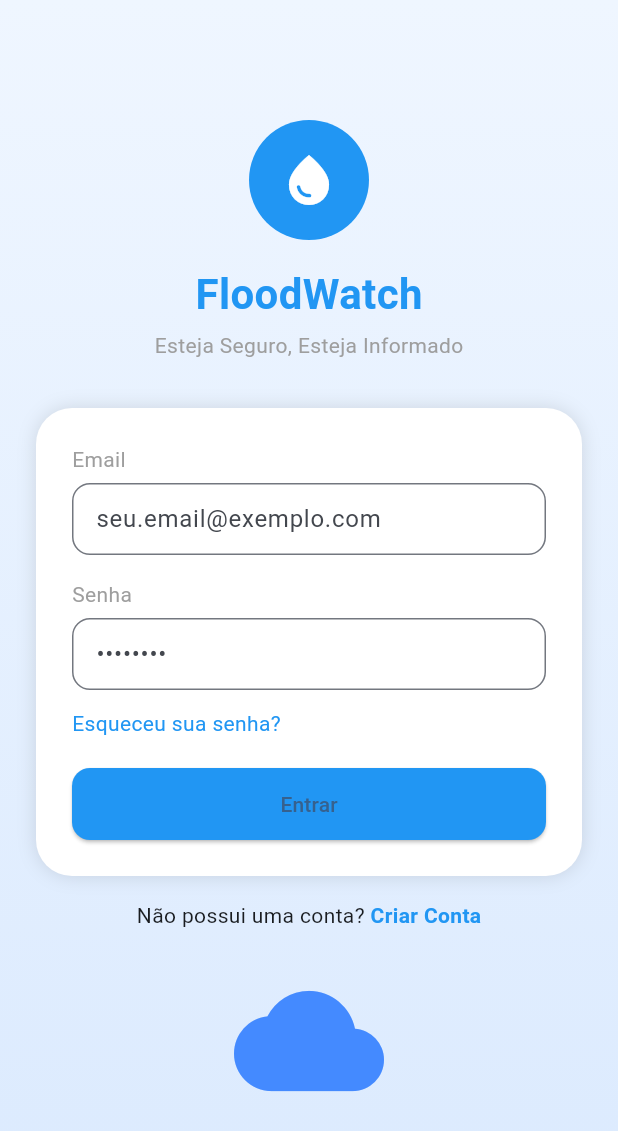
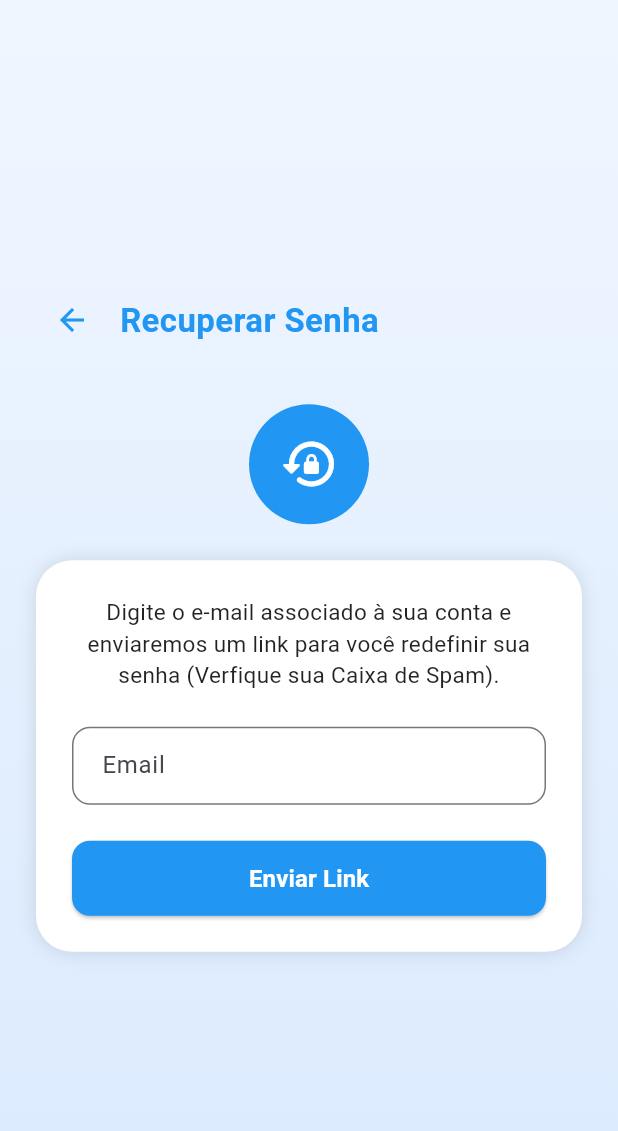
Before and after one commit to davicassol/pds-flutter, a Flutter app: the screen it shows after launch, after a tap on "Esqueceu sua senha?", on a phone screen of 412 x 824 dp. Shown: the top 1131 px of the screen. Run offline on Flutter 3.47's test engine with Material 3 defaults, Android fonts, the phone set to English and light mode, and no system bars; our stand-ins replace cloud_firestore, firebase_auth, firebase_core, firebase_storage, fl_chart, flutter_dotenv and 5 more; missing offline and left inert: flutter_polyline_points; accounts and stored records are empty.

Commit message:
adicionado recuperação de senha

```diff
--- /dev/null
+++ b/lib/features/auth/screens/forgot_password_screen.dart
@@ -0,0 +1,181 @@
+import 'package:flutter/material.dart';
+import '../services/auth_service.dart';
+
+class ForgotPasswordScreen extends StatefulWidget {
+  const ForgotPasswordScreen({super.key});
+
+  @override
+  State<ForgotPasswordScreen> createState() => _ForgotPasswordScreenState();
+}
+
+class _ForgotPasswordScreenState extends State<ForgotPasswordScreen> {
+  final emailController = TextEditingController();
+  bool isLoading = false;
+
+  void handleResetPassword() async {
+    if (emailController.text.isEmpty) {
+      ScaffoldMessenger.of(context).showSnackBar(
+        const SnackBar(content: Text("Por favor, digite seu e-mail.")),
+      );
+      return;
+    }
+
+    setState(() {
+      isLoading = true;
+    });
+
+    String? erro = await AuthService().resetPassword(
+      email: emailController.text.trim(),
+    );
+
+    if (!mounted) return;
+    setState(() {
+      isLoading = false;
+    });
+
+    if (erro == null) {
+      ScaffoldMessenger.of(context).showSnackBar(
+        const SnackBar(
+          content: Text("Link de recuperação enviado! Verifique sua caixa de entrada."),
+          backgroundColor: Colors.green,
+          duration: Duration(seconds: 5),
+        ),
+      );
+      Navigator.pop(context); //volta para a tela de login
+    } else {
+      ScaffoldMessenger.of(context).showSnackBar(
+        SnackBar(
+          content: Text(erro),
+          backgroundColor: Colors.red,
+        ),
+      );
+    }
+  }
+
+  @override
+  Widget build(BuildContext context) {
+    return Scaffold(
+      body: Container(
+        width: double.infinity,
+        height: double.infinity,
+        decoration: const BoxDecoration(
+          gradient: LinearGradient(
+            colors: [Color(0xFFEFF6FF), Color(0xFFDBEAFE)],
+            begin: Alignment.topCenter,
+            end: Alignment.bottomCenter,
+          ),
+        ),
+        child: SafeArea(
+          child: Center(
+            child: SingleChildScrollView(
+              padding: const EdgeInsets.all(24),
+              child: Column(
+                mainAxisAlignment: MainAxisAlignment.center,
+                children: [
+                  //header
+                  Row(
+                    children: [
+                      IconButton(
+                        icon: const Icon(Icons.arrow_back, color: Colors.blue),
+                        onPressed: () => Navigator.pop(context),
+                      ),
+                      const SizedBox(width: 8),
+                      const Text(
+                        "Recuperar Senha",
+                        style: TextStyle(
+                          fontSize: 22,
+                          fontWeight: FontWeight.bold,
+                          color: Colors.blue,
+                        ),
+                      ),
+                    ],
+                  ),
+
+                  const SizedBox(height: 32),
+
+                  //ícone cadeado
+                  Container(
+                    width: 80,
+                    height: 80,
+                    decoration: const BoxDecoration(
+                      color: Colors.blue,
+                      shape: BoxShape.circle,
+                    ),
+                    child: const Icon(
+                      Icons.lock_reset_rounded,
+                      color: Colors.white,
+                      size: 40,
+                    ),
+                  ),
+                  const SizedBox(height: 24),
+
+                  //card com forms
+                  Container(
+                    padding: const EdgeInsets.all(24),
+                    decoration: BoxDecoration(
+                      color: Colors.white,
+                      borderRadius: BorderRadius.circular(24),
+                      boxShadow: const [
+                        BoxShadow(
+                          blurRadius: 10,
+                          color: Colors.black12,
+                        )
+                      ],
+                    ),
+                    child: Column(
+                      children: [
+                        const Text(
+                          "Digite o e-mail associado à sua conta e enviaremos um link para você redefinir sua senha (Verfique sua Caixa de Spam).",
+                          textAlign: TextAlign.center,
+                          style: TextStyle(color: Colors.black87, fontSize: 15),
+                        ),
+                        const SizedBox(height: 24),
+
+                        TextField(
+                          controller: emailController,
+                          keyboardType: TextInputType.emailAddress,
+                          decoration: InputDecoration(
+                            labelText: "Email",
+                            hintText: "seu.email@exemplo.com",
+                            border: OutlineInputBorder(
+                              borderRadius: BorderRadius.circular(12),
+                            ),
+                            contentPadding: const EdgeInsets.symmetric(horizontal: 16, vertical: 14),
+                          ),
+                        ),
+                        const SizedBox(height: 24),
+
+                        SizedBox(
+                          width: double.infinity,
+                          height: 50,
+                          child: ElevatedButton(
+                            onPressed: isLoading ? null : handleResetPassword,
+                            style: ElevatedButton.styleFrom(
+                              backgroundColor: Colors.blue,
+                              shape: RoundedRectangleBorder(
+                                borderRadius: BorderRadius.circular(12),
+                              ),
+                            ),
+                            child: isLoading
+                                ? const SizedBox(
+                                width: 24,
+                                height: 24,
+                                child: CircularProgressIndicator(color: Colors.white, strokeWidth: 2))
+                                : const Text(
+                              "Enviar Link",
+                              style: TextStyle(fontSize: 16, color: Colors.white, fontWeight: FontWeight.bold),
+                            ),
+                          ),
+                        ),
+                      ],
+                    ),
+                  ),
+                ],
+              ),
+            ),
+          ),
+        ),
+      ),
+    );
+  }
+}
--- a/lib/features/auth/screens/login_screen.dart
+++ b/lib/features/auth/screens/login_screen.dart
@@ -71,7 +71,7 @@ class _LoginScreenState extends State<LoginScreen> {
             child: SingleChildScrollView(
               child: Column(
                 children: [
-                  // LOGO + HEADER
+                  //LOGO + HEADER
                   Column(
                     children: [
                       Container(
@@ -106,7 +106,7 @@ class _LoginScreenState extends State<LoginScreen> {
 
                   const SizedBox(height: 32),
 
-                  // CARD
+                  //CARD
                   Container(
                     padding: const EdgeInsets.all(24),
                     decoration: BoxDecoration(
@@ -140,7 +140,7 @@ class _LoginScreenState extends State<LoginScreen> {
                           alignment: Alignment.centerLeft,
                           child: GestureDetector(
                             onTap: () {
-                              // TODO: implementar recuperação de senha
+                              Navigator.pushNamed(context, '/forgot-password');
                             },
                             child: const Text(
                               "Esqueceu sua senha?",
--- a/lib/features/auth/services/auth_service.dart
+++ b/lib/features/auth/services/auth_service.dart
@@ -83,6 +83,20 @@ class AuthService {
     }
   }
 
+  Future<String?> resetPassword({required String email}) async {
+    try {
+      await _auth.sendPasswordResetEmail(email: email);
+      return null;
+    } on FirebaseAuthException catch (e) {
+      if (e.code == 'user-not-found' || e.code == 'invalid-email') {
+        return "E-mail inválido ou não cadastrado.";
+      }
+      return "Erro ao enviar o link de recuperação: ${e.message}";
+    } catch (e) {
+      return "Ocorreu um erro inesperado.";
+    }
+  }
+
   Future<void> signOut() async {
     await _auth.signOut();
   }
--- a/lib/features/report/services/report_service.dart
+++ b/lib/features/report/services/report_service.dart
@@ -46,7 +46,7 @@ class ReportService {
         print("Erro ao verificar status de administrador: $e");
       }
 
-      //aplica as regras se não for adm (regra de 3 reportes por dia)
+      //aplica as regras se não for adm (regra de 5 reportes por dia)
       if (!isAdmin) {
         DateTime now = DateTime.now();
         DateTime startOfToday = DateTime(now.year, now.month, now.day);
@@ -57,11 +57,11 @@ class ReportService {
             .where('timestamp', isGreaterThanOrEqualTo: startOfToday)
             .get();
 
-        if (todayReports.docs.length >= 3) {
-          return "Você atingiu o limite máximo de 3 reportes para o dia de hoje.";
+        if (todayReports.docs.length >= 5) {
+          return "Você atingiu o limite máximo de 5 reportes para o dia de hoje.";
         }
 
-        //regra de distância máxima de 100 metros
+        //regra de distância máxima de 200 metros
         Position currentPosition = await Geolocator.getCurrentPosition(
           desiredAccuracy: LocationAccuracy.high,
         );
@@ -71,8 +71,8 @@ class ReportService {
           selectedLat, selectedLng,
         );
 
-        if (distanceInMeters > 100) {
-          return "Você está muito longe do local! Só é permitido reportar alagamentos num raio de 100 metros.";
+        if (distanceInMeters > 200) {
+          return "Você está muito longe do local! Só é permitido reportar alagamentos num raio de 200 metros.";
         }
       }
 
--- a/lib/main.dart
+++ b/lib/main.dart
@@ -6,6 +6,7 @@ import 'package:tcc_alagouai/features/auth/screens/verify_email_screen.dart';
 import 'core/screens/main_layout_screen.dart';
 import 'firebase_options.dart';
 import 'features/auth/screens/login_screen.dart';
+import 'package:tcc_alagouai/features/auth/screens/forgot_password_screen.dart';
 import 'features/auth/screens/signup_screen.dart';
 import 'features/auth/screens/verify_email_screen.dart';
 import 'features/map/screens/home_screen.dart';
@@ -62,6 +63,7 @@ class MyApp extends StatelessWidget {
       routes: {
         "/": (context) => const SplashScreen(),
         "/login": (context) => const LoginScreen(),
+        "/forgot-password": (context) => const ForgotPasswordScreen(),
         "/signup": (context) => const SignUpScreen(),
         "/verify-email": (context) => const VerifyEmailScreen(),
         "/home": (context) => const MainLayoutScreen(),
```
